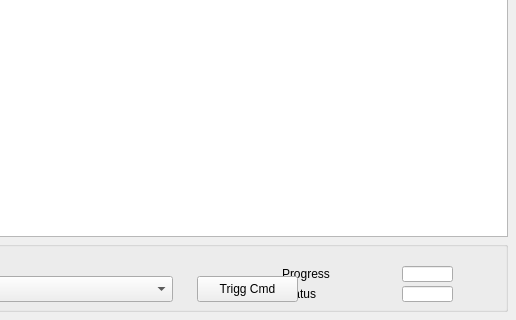
This is qt/ecmcEcToolMain.ui in kira-96/ecmccfg as Qt 5 draws it before an edit; both pictures show x 498 to 1014 and y 249 to 569 of the 1014 by 569 pixel window. The edited form follows.
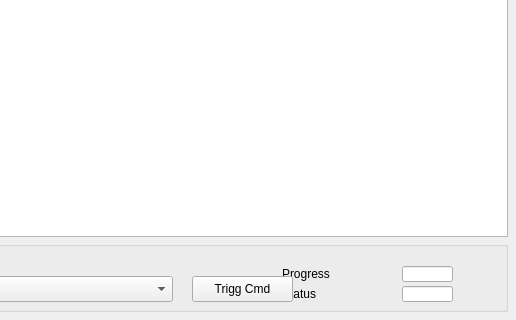
This is the edited form. Custom widgets are drawn as their Qt base class.

What changed in the file:
```diff
--- a/qt/ecmcEcToolMain.ui
+++ b/qt/ecmcEcToolMain.ui
@@ -312,25 +312,6 @@
      <property name="channelB">
       <string notr="true">$(IOC):m$(MasterID)-EcTool.U</string>
      </property>
-     <widget class="caMessageButton" name="camessagebutton">
-      <property name="geometry">
-       <rect>
-        <x>435</x>
-        <y>15</y>
-        <width>101</width>
-        <height>26</height>
-       </rect>
-      </property>
-      <property name="text">
-       <string>Trigg Cmd</string>
-      </property>
-      <property name="channel" stdset="0">
-       <string notr="true">$(IOC):m$(MasterID)-EcTool.PROC</string>
-      </property>
-      <property name="releaseMessage">
-       <string notr="true">1</string>
-      </property>
-     </widget>
      <widget class="caMenu" name="camenu">
       <property name="geometry">
        <rect>
@@ -398,6 +379,47 @@
        <string>Command</string>
       </property>
      </widget>
+     <widget class="caFrame" name="caframe_3">
+      <property name="geometry">
+       <rect>
+        <x>420</x>
+        <y>10</y>
+        <width>116</width>
+        <height>36</height>
+       </rect>
+      </property>
+      <property name="visibility">
+       <enum>caFrame::Calc</enum>
+      </property>
+      <property name="visibilityCalc">
+       <string notr="true">A&gt;0</string>
+      </property>
+      <property name="channel" stdset="0">
+       <string notr="true">$(IOC):m$(MasterID)-EcTool-Cmd</string>
+      </property>
+      <property name="channelB">
+       <string notr="true"/>
+      </property>
+      <widget class="caMessageButton" name="camessagebutton">
+       <property name="geometry">
+        <rect>
+         <x>10</x>
+         <y>5</y>
+         <width>101</width>
+         <height>26</height>
+        </rect>
+       </property>
+       <property name="text">
+        <string>Trigg Cmd</string>
+       </property>
+       <property name="channel" stdset="0">
+        <string notr="true">$(IOC):m$(MasterID)-EcTool.PROC</string>
+       </property>
+       <property name="releaseMessage">
+        <string notr="true">1</string>
+       </property>
+      </widget>
+     </widget>
     </widget>
     <widget class="caToggleButton" name="catogglebutton">
      <property name="geometry">
```
